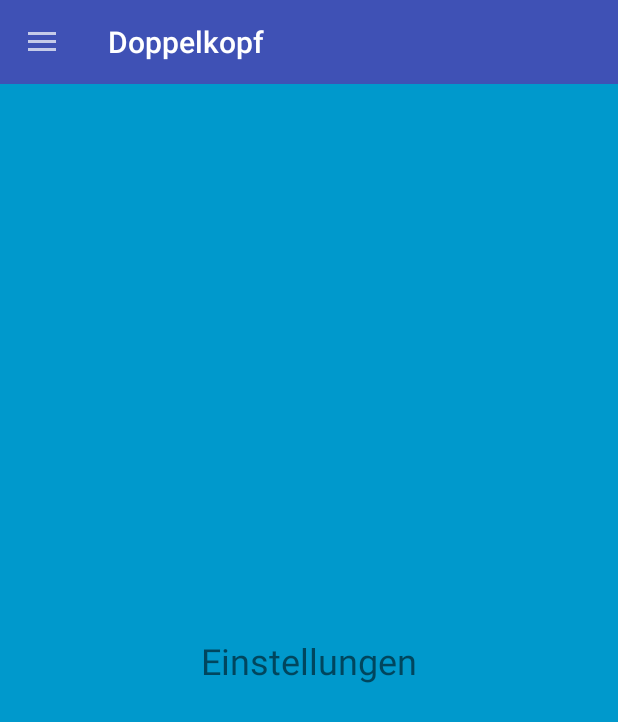
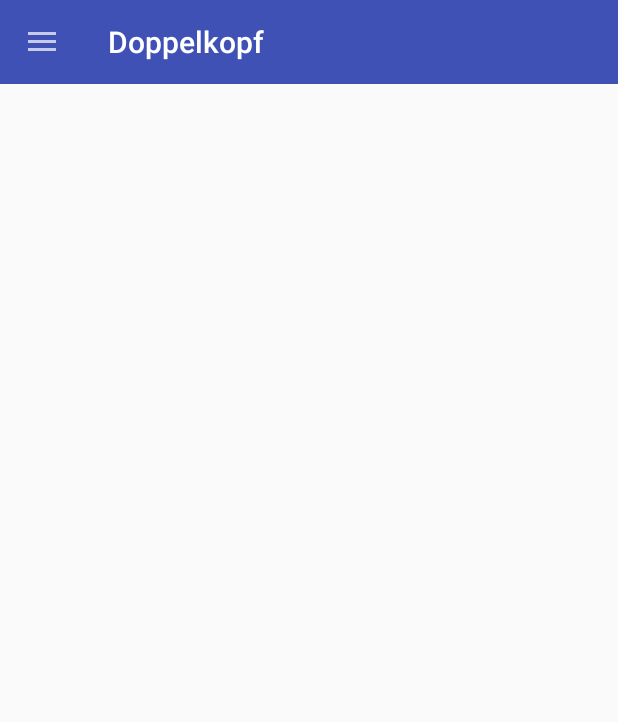
Before and after one commit to fabianshensel/Wusolo, an Android app: the screen it shows after launch (MainActivity), in the side drawer, after a tap on "Einstellungen", on a phone screen of 412 x 824 dp. Shown: the top 722 px of the screen. Run offline under Robolectric (Android 15) with nearby library versions, the phone set to English and light mode, and no system bars.

Commit message:
aufräumen aufräumen

```diff
--- a/app/src/main/res/layout/fragment_settings.xml
+++ b/app/src/main/res/layout/fragment_settings.xml
@@ -4,23 +4,8 @@
     xmlns:app="http://schemas.android.com/apk/res-auto"
     xmlns:tools="http://schemas.android.com/tools"
     android:layout_width="match_parent"
-    android:layout_height="match_parent"
-    android:background="@android:color/holo_blue_dark">
+    android:layout_height="match_parent">
 
-    <TextView
-        android:layout_width="wrap_content"
-        android:layout_height="wrap_content"
-        android:layout_marginBottom="8dp"
-        android:layout_marginEnd="8dp"
-        android:layout_marginLeft="8dp"
-        android:layout_marginRight="8dp"
-        android:layout_marginStart="8dp"
-        android:layout_marginTop="8dp"
-        android:text="Einstellungen"
-        android:textSize="24sp"
-        app:layout_constraintBottom_toBottomOf="parent"
-        app:layout_constraintEnd_toEndOf="parent"
-        app:layout_constraintStart_toStartOf="parent"
-        app:layout_constraintTop_toTopOf="parent" />
+
 
 </android.support.constraint.ConstraintLayout>
```
Also changed, not shown: app/src/main/java/com/example/fabia/doppelkopfnew/GameActivity.java (+156 -71 lines), app/src/main/java/com/example/fabia/doppelkopfnew/RoundStats.java (+7 -0 lines).
